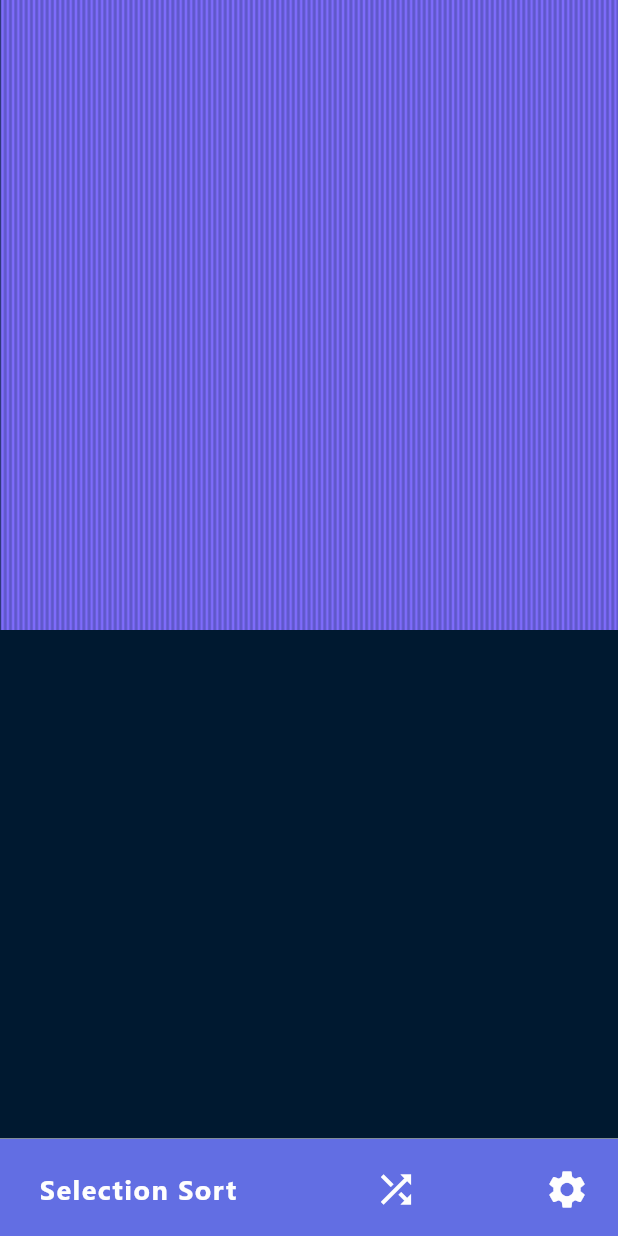
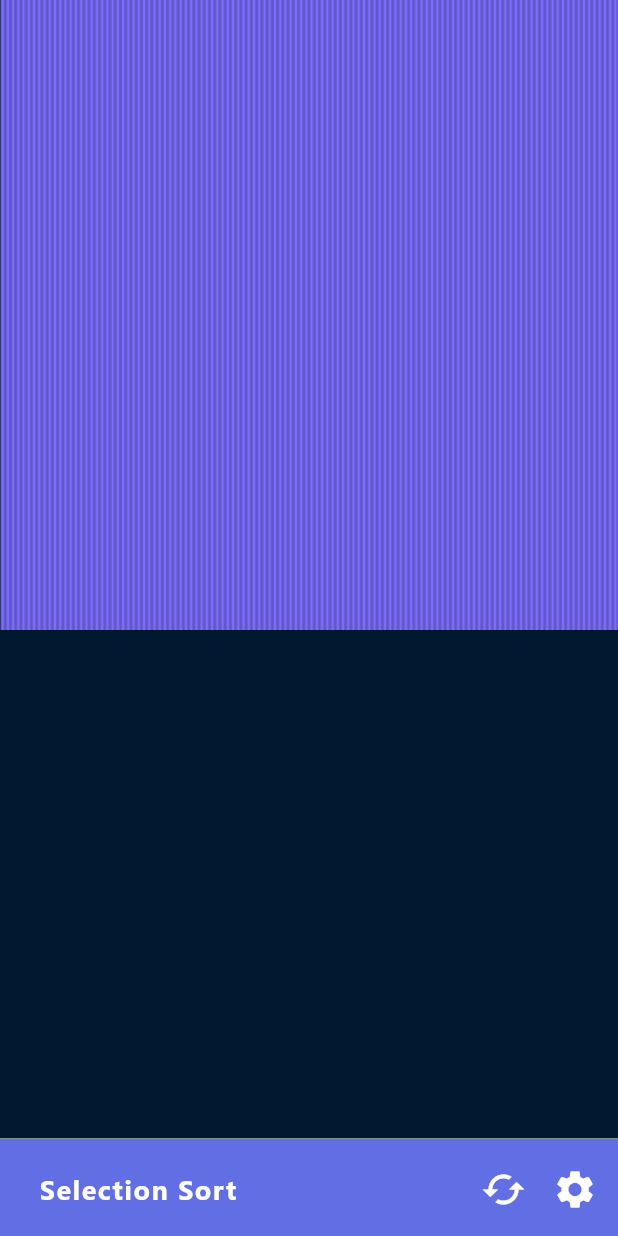
Before and after one commit to parzuko/AlgoVisualizer, a Flutter app: the screen it shows after launch, on a phone screen of 412 x 824 dp. Run offline on Flutter 3.47's test engine with Material 2 defaults, Android fonts, the phone set to English and light mode, and no system bars.

Commit message:
Change Random Logo

```diff
--- a/algo_visual/lib/screens/home_screen.dart
+++ b/algo_visual/lib/screens/home_screen.dart
@@ -491,7 +491,7 @@ class _HomeScreenState extends State<HomeScreen> {
                           child: Row(
                             crossAxisAlignment: CrossAxisAlignment.end,
                             mainAxisSize: MainAxisSize.max,
-                            mainAxisAlignment: MainAxisAlignment.spaceBetween,
+                            mainAxisAlignment: MainAxisAlignment.spaceEvenly,
                             children: [
                               FlatButton(
                                 onPressed: () {
@@ -526,8 +526,12 @@ class _HomeScreenState extends State<HomeScreen> {
                                   ),
                                 ),
                               ),
+                              SizedBox(width: screenWidth / 3),
+                              Row(
+                                children: [
                                   IconButton(
-                                icon: Icon(Icons.shuffle),
+                                    padding: EdgeInsets.fromLTRB(0.5, 0, 0, 0),
+                                    icon: Icon(Icons.cached),
                                     iconSize: 30.0,
                                     color: Palette.textColor,
                                     onPressed: () {
@@ -560,6 +564,8 @@ class _HomeScreenState extends State<HomeScreen> {
                                   ),
                                 ],
                               ),
+                            ],
+                          ),
                         ),
                       ),
                       Container(
```
Lines whose indentation alone changed are shown as unchanged.
